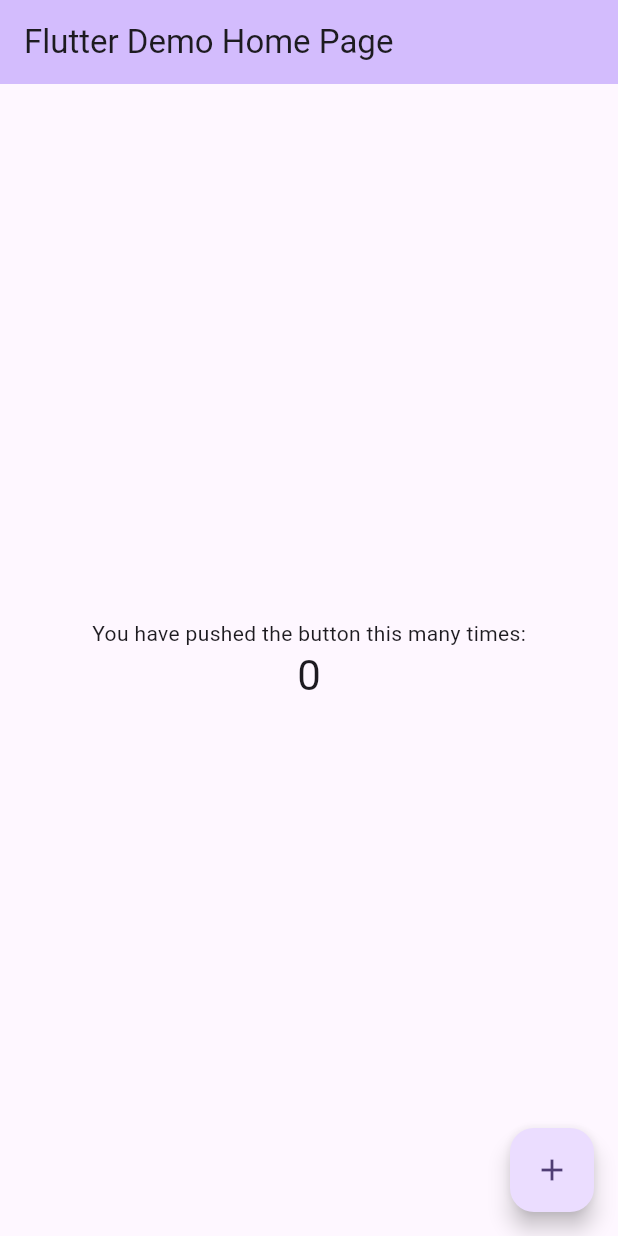
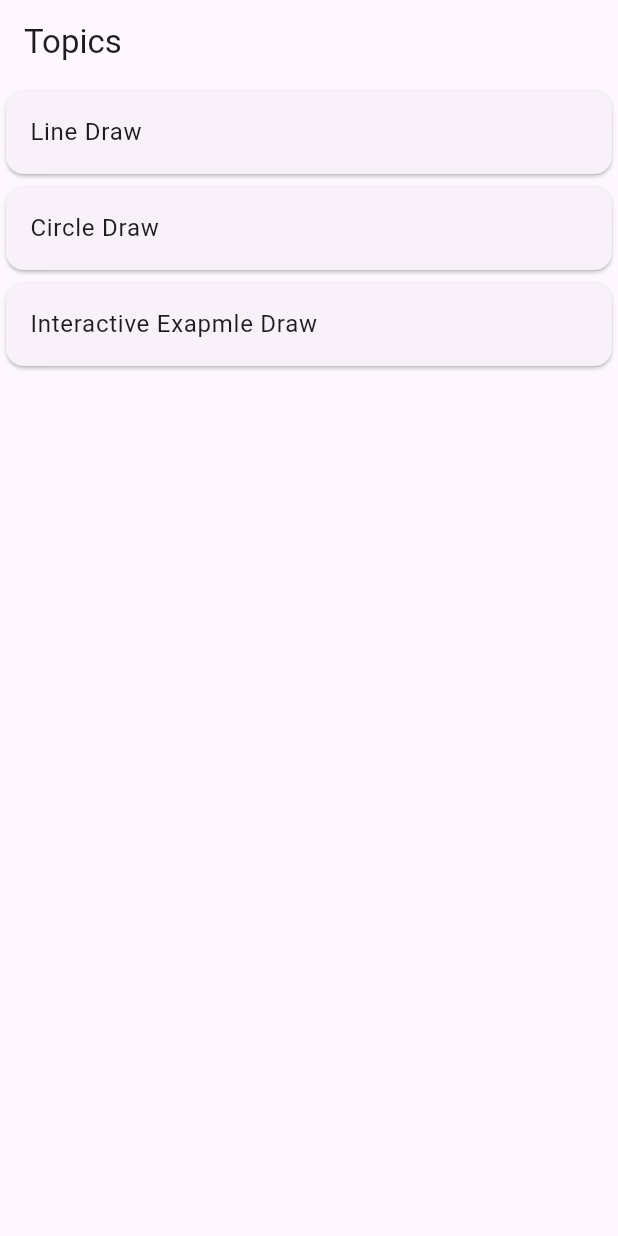
Before and after one commit to abidroid/custom_painter_flutter, a Flutter app: the screen it shows after launch, on a phone screen of 412 x 824 dp. Run offline on Flutter 3.47's test engine with Material 3 defaults, Android fonts, the light colour scheme and no system bars.

Commit message:
landing screen done

```diff
--- a/lib/main.dart
+++ b/lib/main.dart
@@ -1,3 +1,4 @@
+import 'package:custom_painter_flutter/screens/landing_screen.dart';
 import 'package:flutter/material.dart';
 
 void main() {
@@ -13,113 +14,10 @@
     return MaterialApp(
       title: 'Flutter Demo',
       theme: ThemeData(
-        // This is the theme of your application.
-        //
-        // TRY THIS: Try running your application with "flutter run". You'll see
-        // the application has a purple toolbar. Then, without quitting the app,
-        // try changing the seedColor in the colorScheme below to Colors.green
-        // and then invoke "hot reload" (save your changes or press the "hot
-        // reload" button in a Flutter-supported IDE, or press "r" if you used
-        // the command line to start the app).
-        //
-        // Notice that the counter didn't reset back to zero; the application
-        // state is not lost during the reload. To reset the state, use hot
-        // restart instead.
-        //
-        // This works for code too, not just values: Most code changes can be
-        // tested with just a hot reload.
         colorScheme: ColorScheme.fromSeed(seedColor: Colors.deepPurple),
         useMaterial3: true,
       ),
-      home: const MyHomePage(title: 'Flutter Demo Home Page'),
+      home: const LandingScreen(),
     );
   }
 }
-
-class MyHomePage extends StatefulWidget {
-  const MyHomePage({super.key, required this.title});
-
-  // This widget is the home page of your application. It is stateful, meaning
-  // that it has a State object (defined below) that contains fields that affect
-  // how it looks.
-
-  // This class is the configuration for the state. It holds the values (in this
-  // case the title) provided by the parent (in this case the App widget) and
-  // used by the build method of the State. Fields in a Widget subclass are
-  // always marked "final".
-
-  final String title;
-
-  @override
-  State<MyHomePage> createState() => _MyHomePageState();
-}
-
-class _MyHomePageState extends State<MyHomePage> {
-  int _counter = 0;
-
-  void _incrementCounter() {
-    setState(() {
-      // This call to setState tells the Flutter framework that something has
-      // changed in this State, which causes it to rerun the build method below
-      // so that the display can reflect the updated values. If we changed
-      // _counter without calling setState(), then the build method would not be
-      // called again, and so nothing would appear to happen.
-      _counter++;
-    });
-  }
-
-  @override
-  Widget build(BuildContext context) {
-    // This method is rerun every time setState is called, for instance as done
-    // by the _incrementCounter method above.
-    //
-    // The Flutter framework has been optimized to make rerunning build methods
-    // fast, so that you can just rebuild anything that needs updating rather
-    // than having to individually change instances of widgets.
-    return Scaffold(
-      appBar: AppBar(
-        // TRY THIS: Try changing the color here to a specific color (to
-        // Colors.amber, perhaps?) and trigger a hot reload to see the AppBar
-        // change color while the other colors stay the same.
-        backgroundColor: Theme.of(context).colorScheme.inversePrimary,
-        // Here we take the value from the MyHomePage object that was created by
-        // the App.build method, and use it to set our appbar title.
-        title: Text(widget.title),
-      ),
-      body: Center(
-        // Center is a layout widget. It takes a single child and positions it
-        // in the middle of the parent.
-        child: Column(
-          // Column is also a layout widget. It takes a list of children and
-          // arranges them vertically. By default, it sizes itself to fit its
-          // children horizontally, and tries to be as tall as its parent.
-          //
-          // Column has various properties to control how it sizes itself and
-          // how it positions its children. Here we use mainAxisAlignment to
-          // center the children vertically; the main axis here is the vertical
-          // axis because Columns are vertical (the cross axis would be
-          // horizontal).
-          //
-          // TRY THIS: Invoke "debug painting" (choose the "Toggle Debug Paint"
-          // action in the IDE, or press "p" in the console), to see the
-          // wireframe for each widget.
-          mainAxisAlignment: MainAxisAlignment.center,
-          children: <Widget>[
-            const Text(
-              'You have pushed the button this many times:',
-            ),
-            Text(
-              '$_counter',
-              style: Theme.of(context).textTheme.headlineMedium,
-            ),
-          ],
-        ),
-      ),
-      floatingActionButton: FloatingActionButton(
-        onPressed: _incrementCounter,
-        tooltip: 'Increment',
-        child: const Icon(Icons.add),
-      ), // This trailing comma makes auto-formatting nicer for build methods.
-    );
-  }
-}
--- /dev/null
+++ b/lib/screens/landing_screen.dart
@@ -0,0 +1,36 @@
+import 'package:flutter/material.dart';
+
+class LandingScreen extends StatelessWidget {
+  const LandingScreen({super.key});
+
+  @override
+  Widget build(BuildContext context) {
+    return Scaffold(
+      appBar: AppBar(
+        title: const Text('Topics'),
+      ),
+      body: ListView(
+        children: [
+          Card(
+            child: ListTile(
+              title: const Text('Line Draw'),
+              onTap: () {},
+            ),
+          ),
+          Card(
+            child: ListTile(
+              title: const Text('Circle Draw'),
+              onTap: () {},
+            ),
+          ),
+          Card(
+            child: ListTile(
+              title: const Text('Interactive Exapmle Draw'),
+              onTap: () {},
+            ),
+          ),
+        ],
+      ),
+    );
+  }
+}
```
